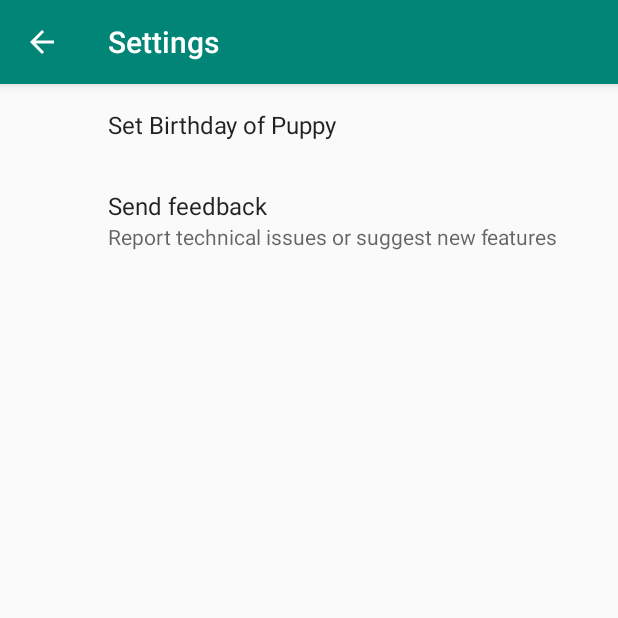
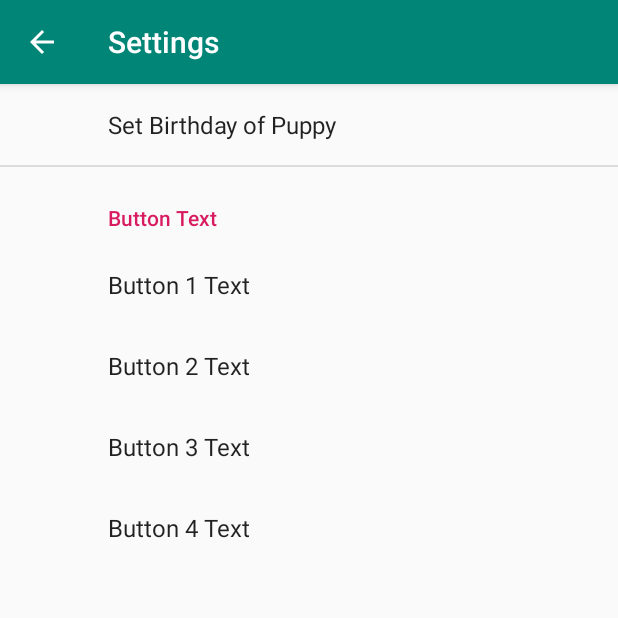
Before and after one commit to jcromp/puppytracker, an Android app: the screen it shows after launch (SettingsActivity), in the options menu, after a tap on "Settings", on a phone screen of 412 x 824 dp, the top half of it. Run offline under Robolectric (Android 15) with nearby library versions, the phone set to English and light mode, and no system bars; our stand-ins replace Room's generated code, androidx.preference.

Commit message:
Add Button text preferences

```diff
--- a/app/src/main/java/com/jcromp/puppytracker/MainActivity.kt
+++ b/app/src/main/java/com/jcromp/puppytracker/MainActivity.kt
@@ -6,6 +6,7 @@ import android.content.Intent
 import android.content.pm.PackageManager
 import android.hardware.camera2.CameraCharacteristics
 import android.hardware.camera2.CameraManager
+import android.opengl.Visibility
 import android.os.Bundle
 import android.preference.PreferenceManager
 import android.view.Menu
@@ -39,6 +40,8 @@ class MainActivity : AppCompatActivity(), View.OnClickListener {
         btnPoo.setOnClickListener(this)
         btnFlashlight.setOnClickListener(this)
 
+        setupButtonText()
+
         //Hide the flashlight button if the device doesnt have a flash
         if(!baseContext.packageManager.hasSystemFeature(PackageManager.FEATURE_CAMERA_FLASH)){
             btnFlashlight.visibility = View.GONE
@@ -64,6 +67,18 @@ class MainActivity : AppCompatActivity(), View.OnClickListener {
                 txtPoo?.text = dateFormat.format(poo.time)
             }
         })
+    }
+
+    private fun setupButtonText() {
+        val sharedPref = PreferenceManager.getDefaultSharedPreferences(this)
+        btnPee.setText(sharedPref.getString("button1", getString(R.string.pee)))
+        btnPoo.setText(sharedPref.getString("button2", getString(R.string.poo)))
+        btnFood.setText(sharedPref.getString("button3", getString(R.string.food)))
+        btnCrate.setText(sharedPref.getString("button4", getString(R.string.crate)))
+
+        if(!btnCrate.text.equals(getString(R.string.crate))){
+            txtRecCrate.visibility = View.INVISIBLE
+        }
     }
 
     private fun setPuppyBirthday() {
--- a/app/src/main/java/com/jcromp/puppytracker/SettingsFragment.kt
+++ b/app/src/main/java/com/jcromp/puppytracker/SettingsFragment.kt
@@ -15,14 +15,6 @@ class SettingsFragment : PreferenceFragmentCompat() {
 
         findPreference<Preference>(getString(R.string.key_birthday)).setOnPreferenceClickListener {
             setPuppyBirthday()
-            true
-        }
-
-        findPreference<Preference>("feedback").setOnPreferenceClickListener {
-            print("Clicked the preference")
-            print("Clickedfgdfgd the preference")
-            print("Clickghkhjkhjkled the preference")
-            print("Clickrtyrtrted the preference")
             true
         }
 
--- a/app/src/main/res/values/strings.xml
+++ b/app/src/main/res/values/strings.xml
@@ -11,4 +11,21 @@
     <string name="title_pref_birthday">Set Birthday of Puppy</string>
     <string name="title_enter_birthdate">Enter Puppies Birthdate</string>
     <string name="press_button_to_record_time">Press button to record time.</string>
+    <string name="poo">Poo</string>
+    <string name="pee">Pee</string>
+    <string name="food">Food</string>
+    <string name="crate">Crate</string>
+    <string name="title_settings_category_button_text">Button Text</string>
+    <string name="button_1_text">Button 1 Text</string>
+    <string name="title_settings_button_1">Text for Button 1</string>
+    <string name="message_settings_button1">Text shown on the top button. Example: "Pee"</string>
+    <string name="button_2_text">Button 2 Text</string>
+    <string name="title_settings_button_2">Text for Button 2</string>
+    <string name="message_settings_button2">Text shown on the top button. Example: "Poo"</string>
+    <string name="button_3_text">Button 3 Text</string>
+    <string name="title_settings_button_3">Text for Button 3</string>
+    <string name="message_settings_button3">Text shown on the top button. Example: "Food"</string>
+    <string name="button_4_text">Button 4 Text</string>
+    <string name="title_settings_button_4">Text for Button 4</string>
+    <string name="message_settings_button4">Text shown on the top button. Example: "Crate"</string>
 </resources>
--- a/app/src/main/res/xml/preferences_settings_main.xml
+++ b/app/src/main/res/xml/preferences_settings_main.xml
@@ -5,9 +5,33 @@
                 app:key="@string/key_birthday"
                 app:title="@string/title_pref_birthday"/>
 
-        <Preference
-                app:key="feedback"
-                app:summary="Report technical issues or suggest new features"
-                app:title="Send feedback"/>
+        <PreferenceCategory
+                app:key="button_text_category"
+                app:title="@string/title_settings_category_button_text">
+
+                <EditTextPreference
+                        app:key="button1"
+                        app:title="@string/button_1_text"
+                        app:dialogTitle="@string/title_settings_button_1"
+                        app:dialogMessage="@string/message_settings_button1"/>
+
+                <EditTextPreference
+                        app:key="button2"
+                        app:title="@string/button_2_text"
+                        app:dialogTitle="@string/title_settings_button_2"
+                        app:dialogMessage="@string/message_settings_button2"/>
+
+                <EditTextPreference
+                        app:key="button3"
+                        app:title="@string/button_3_text"
+                        app:dialogTitle="@string/title_settings_button_3"
+                        app:dialogMessage="@string/message_settings_button3"/>
+
+                <EditTextPreference
+                        app:key="button4"
+                        app:title="@string/button_4_text"
+                        app:dialogTitle="@string/title_settings_button_4"
+                        app:dialogMessage="@string/message_settings_button4"/>
+        </PreferenceCategory>
 
 </PreferenceScreen>
```
